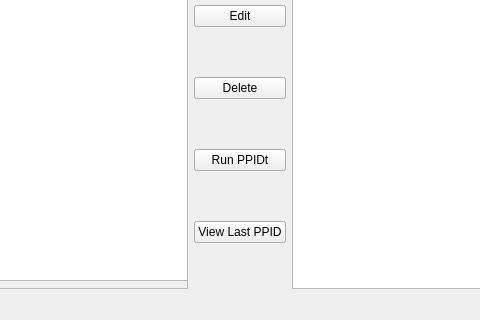
First picture: the form in src/UserSubsystem/adminform.ui, repository CaptOkie/code-first-think-later, before the edit; both pictures show x 299 to 779 and y 178 to 498 of the 1077 by 498 pixel window.
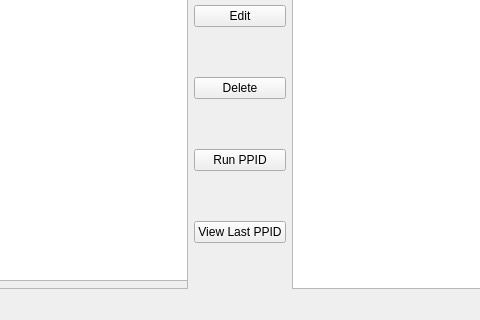
Second picture: the form after the edit.

What changed in the file:
```diff
--- a/src/UserSubsystem/adminform.ui
+++ b/src/UserSubsystem/adminform.ui
@@ -159,7 +159,7 @@
         <item>
          <widget class="QPushButton" name="runPPIDButton">
           <property name="text">
-           <string>Run PPIDt</string>
+           <string>Run PPID</string>
           </property>
          </widget>
         </item>
```
Left out of the diff: 2 changed lines with no effect on the pictures.
